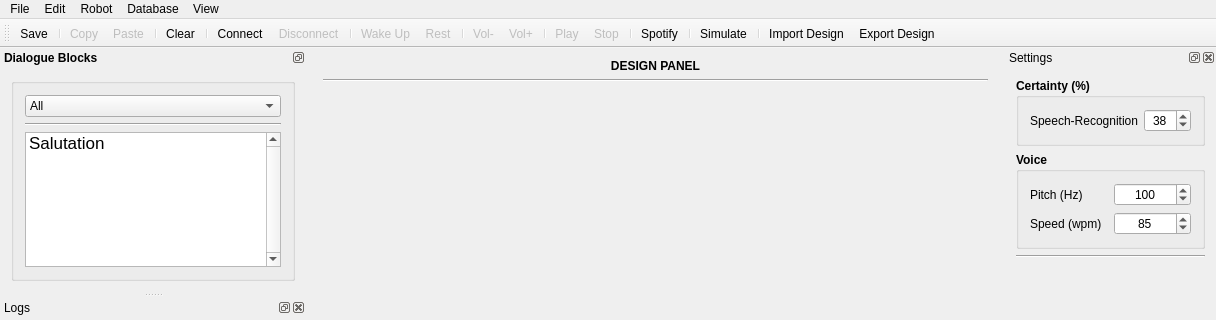
Old version of the form interaction_manager/ui/dialogmainwindow.ui in the repository ES-TUDelft/interaction-design-tool-ir; both pictures show x 0 to 1216 and y 0 to 320 of the 1216 by 769 pixel window.
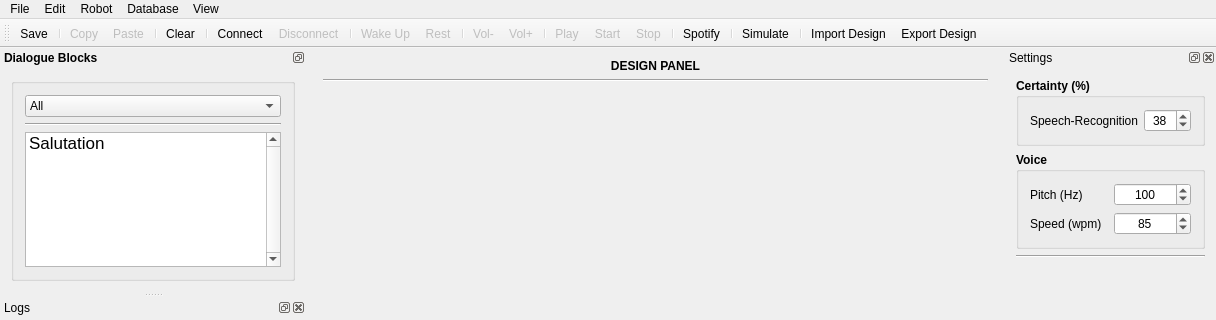
New version of the form. Icons and pictures are not drawn.

Diff of the .ui file:
```diff
--- a/interaction_manager/ui/dialogmainwindow.ui
+++ b/interaction_manager/ui/dialogmainwindow.ui
@@ -201,6 +201,7 @@
    <addaction name="actionMenuVolumeUp"/>
    <addaction name="separator"/>
    <addaction name="actionMenuPlay"/>
+   <addaction name="actionMenuStart"/>
    <addaction name="actionMenuStop"/>
    <addaction name="separator"/>
    <addaction name="actionMenuMusic"/>
@@ -1178,6 +1179,21 @@
     <string>Settings Panel</string>
    </property>
   </action>
+  <action name="actionMenuStart">
+   <property name="checkable">
+    <bool>false</bool>
+   </property>
+   <property name="enabled">
+    <bool>false</bool>
+   </property>
+   <property name="icon">
+    <iconset resource="hre_resources/resources.qrc">
+     <normaloff>:/hreresources/icons/eyeon.png</normaloff>:/hreresources/icons/eyeon.png</iconset>
+   </property>
+   <property name="text">
+    <string>Start</string>
+   </property>
+  </action>
  </widget>
  <layoutdefault spacing="6" margin="11"/>
  <resources>
```
